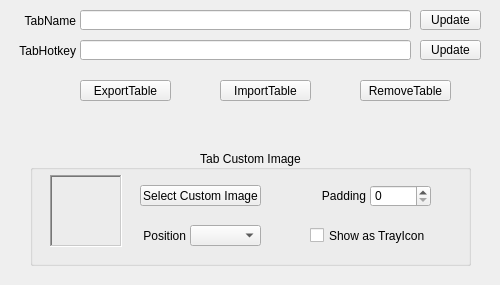
This is QKeyMapper/qtablesetupdialog.ui in Zalafina/QKeyMapper as Qt 5 draws it before an edit. The edited form follows.
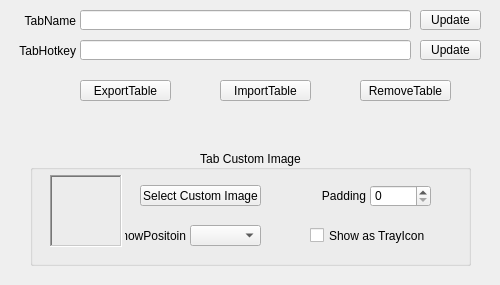
This is the edited form.

Diff of the .ui file:
```diff
--- a/QKeyMapper/qtablesetupdialog.ui
+++ b/QKeyMapper/qtablesetupdialog.ui
@@ -299,7 +299,7 @@
     </rect>
    </property>
    <property name="text">
-    <string>Position</string>
+    <string>ShowPositoin</string>
    </property>
    <property name="alignment">
     <set>Qt::AlignmentFlag::AlignRight|Qt::AlignmentFlag::AlignTrailing|Qt::AlignmentFlag::AlignVCenter</set>
```
